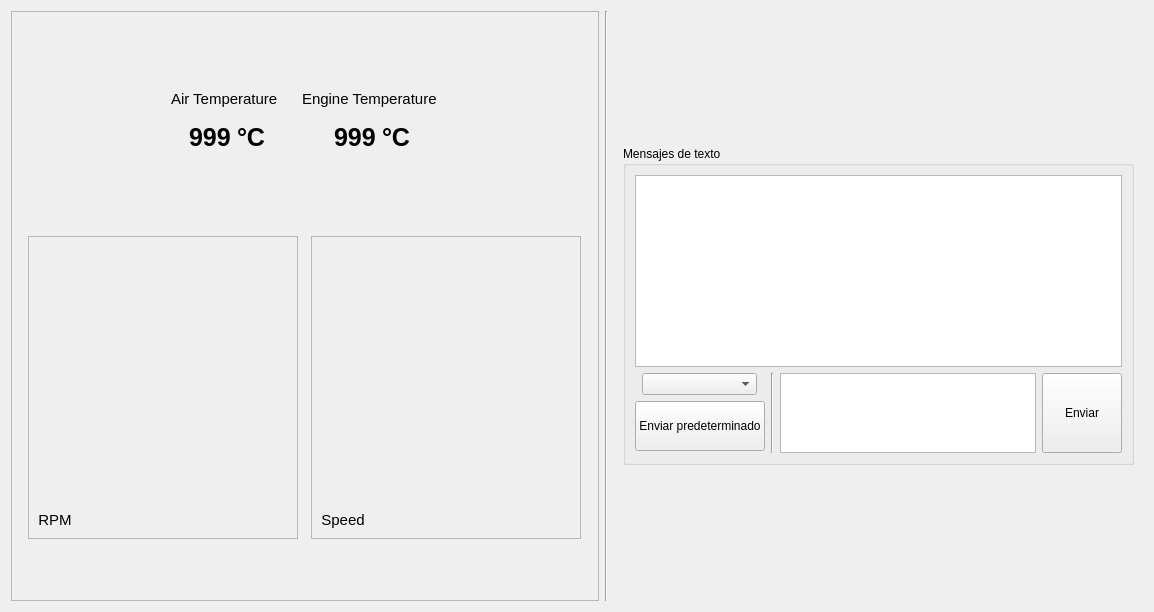
Before: the Qt Designer form views/monitor_win/monitor.ui in Kammann123/sae_fend, drawn with Qt 5.
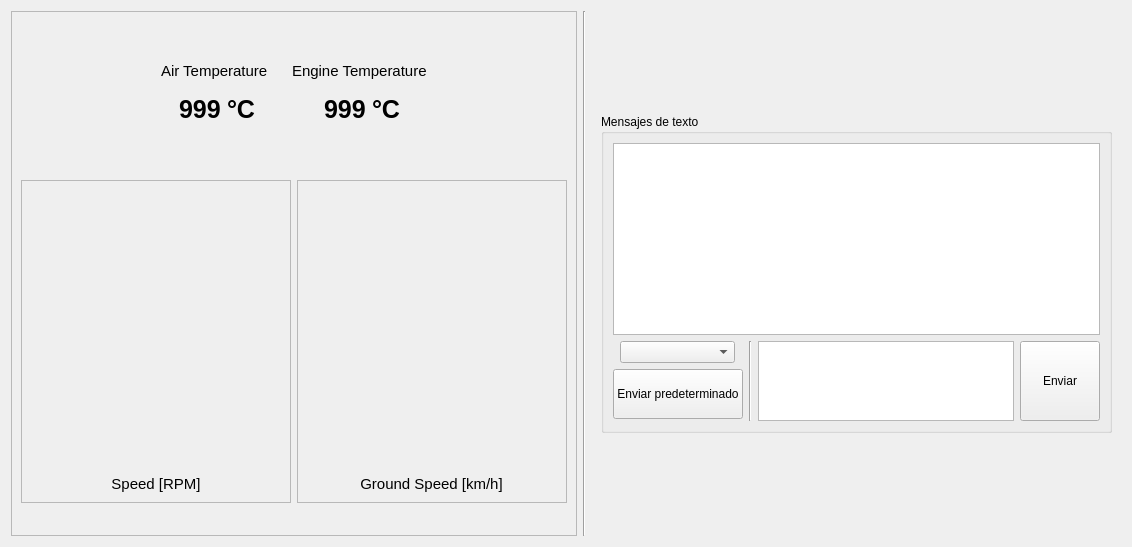
After: the same form once the commit is applied. Icons and pictures are not drawn. Custom widgets are drawn as their Qt base class.

The edit to the form file:
```diff
--- a/views/monitor_win/monitor.ui
+++ b/views/monitor_win/monitor.ui
@@ -6,8 +6,8 @@
    <rect>
     <x>0</x>
     <y>0</y>
-    <width>1154</width>
-    <height>612</height>
+    <width>1115</width>
+    <height>547</height>
    </rect>
   </property>
   <property name="sizePolicy">
@@ -65,7 +65,7 @@
         </property>
         <layout class="QVBoxLayout" name="verticalLayout_4">
          <property name="spacing">
-          <number>15</number>
+          <number>35</number>
          </property>
          <property name="sizeConstraint">
           <enum>QLayout::SetNoConstraint</enum>
@@ -126,7 +126,7 @@
            </property>
           </widget>
          </item>
-         <item>
+         <item alignment="Qt::AlignHCenter">
           <widget class="QLabel" name="label">
            <property name="sizePolicy">
             <sizepolicy hsizetype="Fixed" vsizetype="Fixed">
@@ -144,7 +144,7 @@
             <number>1</number>
            </property>
            <property name="text">
-            <string>RPM</string>
+            <string>Speed [RPM]</string>
            </property>
            <property name="textFormat">
             <enum>Qt::RichText</enum>
@@ -190,7 +190,7 @@
         </property>
         <layout class="QVBoxLayout" name="verticalLayout_5">
          <property name="spacing">
-          <number>15</number>
+          <number>35</number>
          </property>
          <property name="sizeConstraint">
           <enum>QLayout::SetNoConstraint</enum>
@@ -254,7 +254,7 @@
            </property>
           </widget>
          </item>
-         <item>
+         <item alignment="Qt::AlignHCenter">
           <widget class="QLabel" name="label_2">
            <property name="sizePolicy">
             <sizepolicy hsizetype="Fixed" vsizetype="Fixed">
@@ -272,7 +272,7 @@
             <number>1</number>
            </property>
            <property name="text">
-            <string>Speed</string>
+            <string>Ground Speed [km/h]</string>
            </property>
            <property name="textFormat">
             <enum>Qt::RichText</enum>
@@ -284,7 +284,7 @@
             <set>Qt::AlignCenter</set>
            </property>
            <property name="wordWrap">
-            <bool>true</bool>
+            <bool>false</bool>
            </property>
            <property name="indent">
             <number>0</number>
```
Left out of the diff: 10 changed lines with no effect on the pictures.
